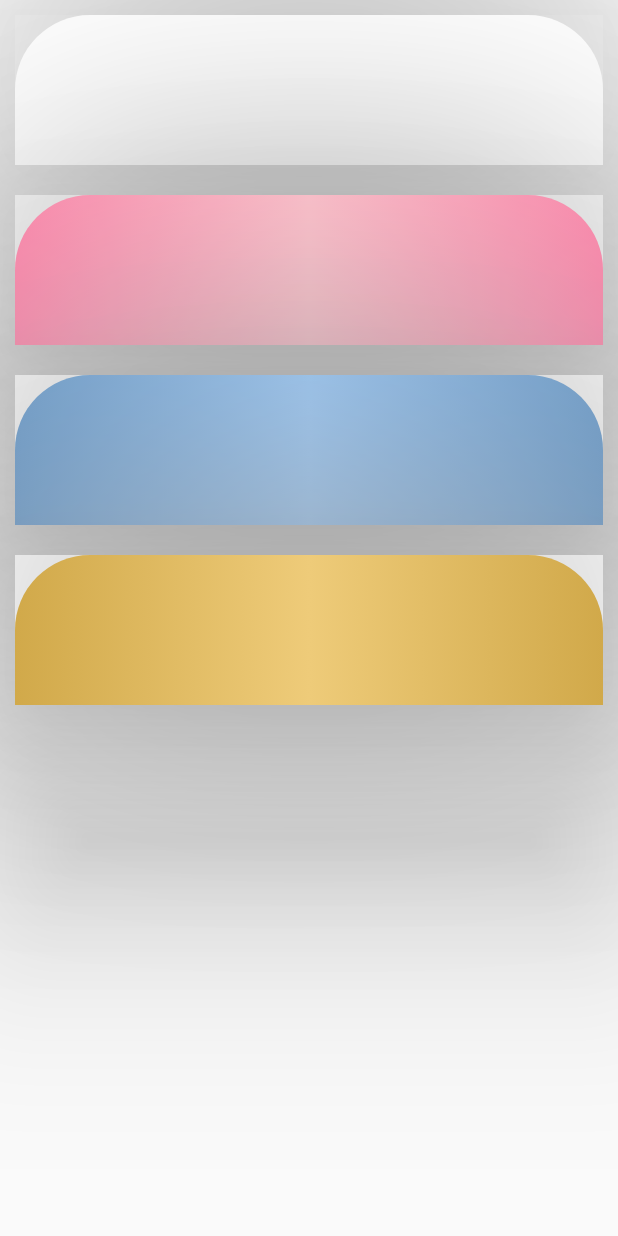
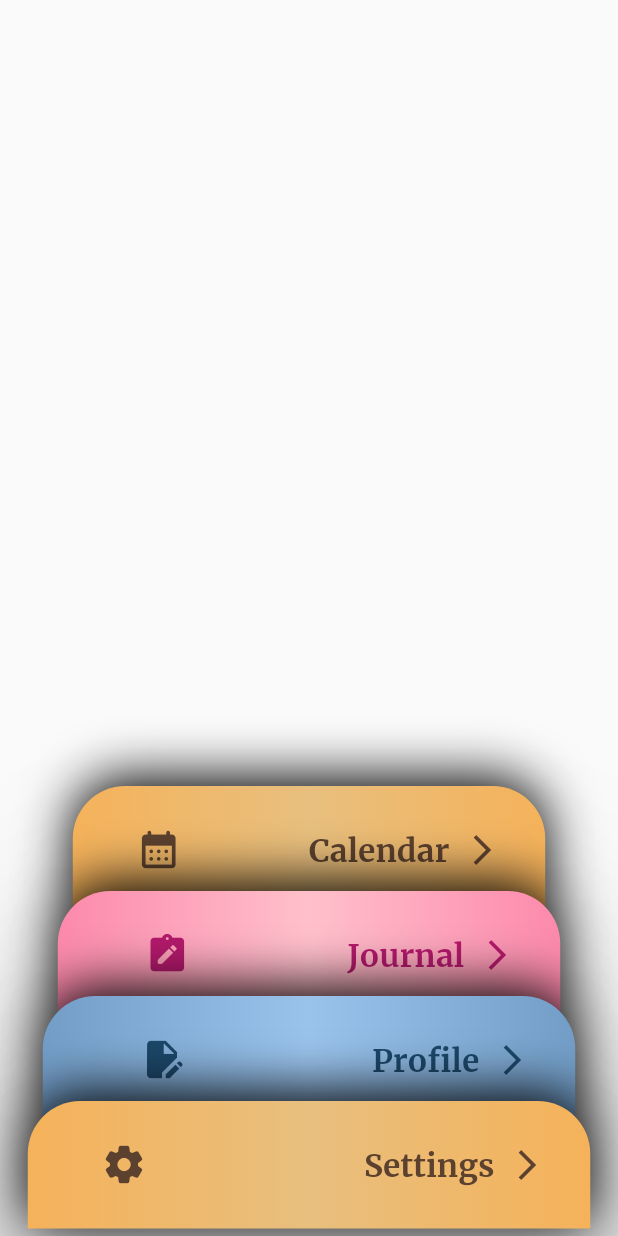
Before and after one commit to HalaJah/FlutterLearningJourney, a Flutter app: the screen it shows after launch, on a phone screen of 412 x 824 dp. Run offline on Flutter 3.47's test engine with Material 2 defaults, Android fonts, the phone set to English and light mode, and no system bars; our stand-ins replace flutter_spinkit.

Commit message:
Added title and icon to the cards stack

```diff
--- a/period_tracker_app/lib/customized_widgets/homeCards.dart
+++ b/period_tracker_app/lib/customized_widgets/homeCards.dart
@@ -13,46 +13,101 @@ class _HomeCardsState extends State<HomeCards> {
 
   Color color1 = Colors.white;
   Color color2 = Colors.white;
+  Color color3 = Colors.white;
+  IconData icon = Icons.arrow_back;
+  double width = 0.0;
+
 
   void getColor(String title){
-  if (title == 'Calendar' || title == 'Setting') {
-      color1 = Color.fromARGB(255, 238, 203, 121);
-      color2 = Color.fromARGB(255, 209, 169, 74);
+  if (title == 'Calendar' || title == 'Settings') {
+      color1 = const Color.fromARGB(255, 232, 191, 126);
+      color2 = const Color.fromARGB(255, 245, 178, 90);
+      color3 = const Color.fromARGB(255, 92, 65, 46);
     } else if (title == 'Journal') {
-      color1 = Color.fromARGB(255, 255, 192, 203);
-      color2 = Color.fromARGB(255, 252, 137, 172);
+      color1 = const Color.fromARGB(255, 255, 192, 203);
+      color2 = const Color.fromARGB(255, 252, 137, 172);
+      color3 = const Color.fromARGB(255, 179, 25, 107);
     } else if (title == 'Profile') {
-      color1 = Color.fromARGB(255, 154, 195, 236);
-      color2 = Color.fromARGB(255, 114, 157, 199);
+      color1 = const Color.fromARGB(255, 154, 195, 236);
+      color2 = const Color.fromARGB(255, 114, 157, 199);
+      color3 = const Color.fromARGB(255, 28, 70, 104);
     }
+  }
+
+  double getWidth(String title){
+    if (title == 'Calendar') {
+      return  315;
+    } else if (title == 'Journal') {
+      return 335;
+    } else if (title == 'Profile') {
+      return 355;
+    }
+    else if(title == 'Settings'){
+      return 375;
+    }
+    return 0;
+  }
+
+  IconData getIcon(String title)
+  {
+    if (title == 'Calendar') {
+      return Icons. calendar_month_rounded;
+    } else if (title == 'Journal') {
+      return  Icons.note_alt_rounded;
+    } else if (title == 'Profile') {
+      icon = Icons.edit_document;
+    }
+    else if(title == 'Settings'){
+      return  Icons.settings_rounded;
+    }
+     return icon;
   }
 
   @override
   void initState() {
   super.initState();
   getColor(widget.title);
+  width = getWidth(widget.title);
+  icon = getIcon(widget.title);
   }
 
   @override
   Widget build(BuildContext context) {
     return Padding(
-      padding: const EdgeInsets.all(10.0),
+      padding: const EdgeInsets.fromLTRB(10.0, 0, 10.0, 0),
       child: Material(
-        elevation: 70,
+        color: Colors.transparent,
+        borderRadius: const BorderRadius.only(
+          topLeft: Radius.circular(35),
+          topRight: Radius.circular(35),
+          ),
+        elevation: 60,
+        child: AnimatedContainer(
+          duration: const Duration(seconds: 1),
+          curve:Curves.bounceOut,
+          width: width,
+          child: InkWell(
+            onDoubleTap: () {
+              setState(() {
+                width == getWidth(widget.title) + 14 ? width = getWidth(widget.title) : width = width + 7;
+              });
+            },
+            splashColor: Colors.grey,
             child: Container(
+              padding: const EdgeInsets.fromLTRB(30, 0, 30, 0),
               alignment: Alignment.center,
-          padding: EdgeInsets.fromLTRB(40, 0, 420, 0),
-          height: 100,
+              height: 85,
               decoration: BoxDecoration(
-            borderRadius: BorderRadius.only(
-              topLeft: Radius.circular(50),
-              topRight: Radius.circular(50),
+                borderRadius: const BorderRadius.only(
+                  topLeft: Radius.circular(35),
+                  topRight: Radius.circular(35),
                 ),
-            boxShadow: [
+                boxShadow: const [
                   BoxShadow(
-                color: Colors.grey,
-                offset: Offset(0, -10),
-                blurRadius: 200,
+                    color: Colors.black,
+                    offset: Offset(0, -5),
+                    blurRadius: 30,
+                    spreadRadius: 0,
                   ),
                 ],
                 gradient: LinearGradient(
@@ -63,6 +118,35 @@ class _HomeCardsState extends State<HomeCards> {
                   ],
                 ),
               ),
+              child: Row(
+                mainAxisAlignment: MainAxisAlignment.end,
+                children: [
+                  Icon(
+                    icon,
+                    color: color3,
+                    size: 30,
+                  ),
+                  SizedBox(width: width - 230),
+                  Text(
+                    widget.title,
+                    style: TextStyle(
+                      fontFamily: 'Merriweather',
+                      fontSize: 21,
+                      fontWeight: FontWeight.bold,
+                      color: color3,
+                    )
+                    ),
+                  const SizedBox(width: 10),
+                  Icon(
+                    Icons.arrow_forward_ios_outlined,
+                    color: color3,
+                  ),
+
+
+                ],
+                )
+            ),
+          ),
         ),
       ),
     );
```
Also changed, not shown: period_tracker_app/lib/pages/home.dart (+21 -17 lines), period_tracker_app/pubspec.yaml (+7 -0 lines), period_tracker_app/fonts/Merriweather-Bold.ttf (added), period_tracker_app/fonts/Tinos-Regular.ttf (added). Lines whose indentation alone changed are shown as unchanged.
